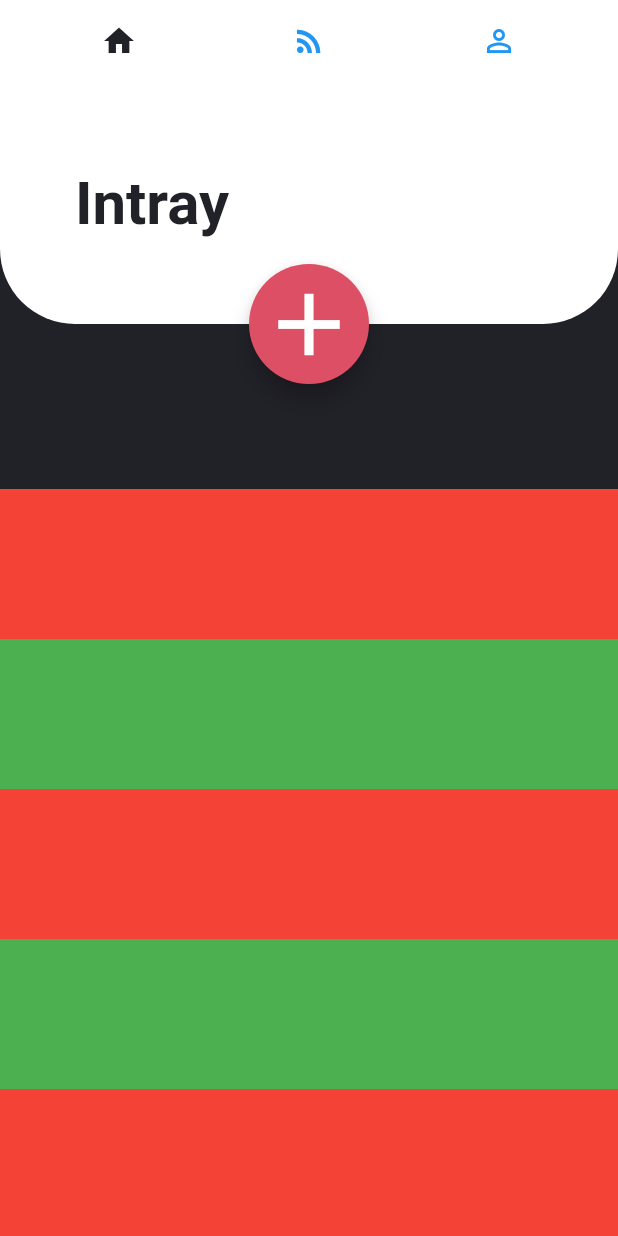
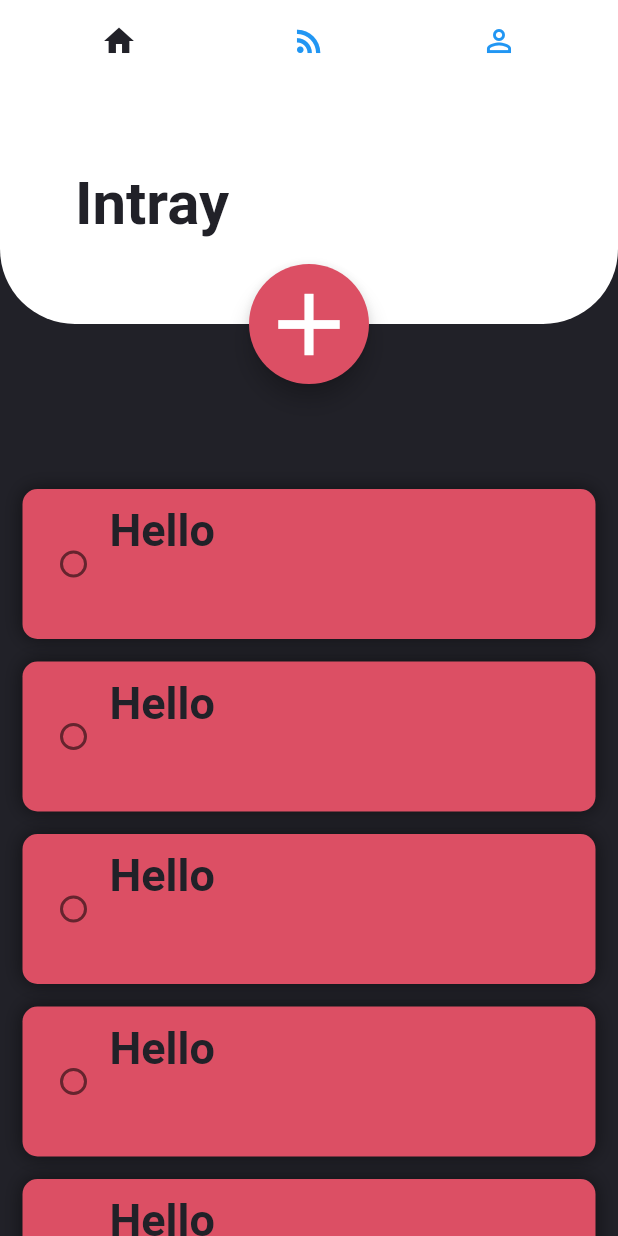
Before and after one commit to chirchirbitok/ToDo, a Flutter app: the screen it shows after launch, on a phone screen of 412 x 824 dp. Run offline on Flutter 3.47's test engine with Material 2 defaults, Android fonts, the phone set to English and light mode, and no system bars; Roboto replaces fonts that are missing (Avenir).

Commit message:
Intray ToDo List

```diff
--- a/APP/todoapp/lib/UI/Intray/intray_page.dart
+++ b/APP/todoapp/lib/UI/Intray/intray_page.dart
@@ -1,5 +1,6 @@
 import 'package:flutter/material.dart';
 import 'package:todoapp/models/global.dart';
+import 'package:todoapp/models/widgets/intray_todo_widjet.dart';
 
 class IntrayPage extends StatefulWidget {
   const IntrayPage({Key? key}) : super(key: key);
@@ -15,53 +16,16 @@
       color: darkGreyColor,
       child: ListView(
         padding: EdgeInsets.only(top: 270),
-        children: getList(),
+        children: getList,
       ),
     );
   }
 
-  List<Widget> getList() {
-    return [
-      Container(
-        height: 100,
-        color: Colors.red,
-      ),
-      Container(
-        height: 100,
-        color: Colors.green,
-      ),
-      Container(
-        height: 100,
-        color: Colors.red,
-      ),
-      Container(
-        height: 100,
-        color: Colors.green,
-      ),
-      Container(
-        height: 100,
-        color: Colors.red,
-      ),
-      Container(
-        height: 100,
-        color: Colors.green,
-      ),
-      Container(
-        height: 100,
-        color: Colors.red,
-      ),
-      Container(
-        height: 100,
-        color: Colors.green,
-      ),
-      Container(
-        height: 100,
-        color: Colors.red,
-      ),
-      Container(
-        height: 100,
-        color: Colors.green,
-      ),
-    ];
+  List<Widget> get getList {
+    List<IntrayTodo> list = [];
+    for (int i = 0; i < 10; i++) {
+      list.add(IntrayTodo("Hello"));
+    }
+    return list;
   }
 }
--- a/APP/todoapp/lib/models/global.dart
+++ b/APP/todoapp/lib/models/global.dart
@@ -8,3 +8,9 @@
     fontWeight: FontWeight.bold,
     color: darkGreyColor,
     fontSize: 40);
+
+TextStyle darkTodoTitle = TextStyle(
+    fontFamily: "Avenir",
+    fontWeight: FontWeight.bold,
+    color: darkGreyColor,
+    fontSize: 30);
--- a/APP/todoapp/lib/models/task.dart
+++ b/APP/todoapp/lib/models/task.dart
@@ -0,0 +1,3 @@
+class Task{
+
+}
--- /dev/null
+++ b/APP/todoapp/lib/models/widgets/intray_todo_widjet.dart
@@ -0,0 +1,42 @@
+import 'package:flutter/material.dart';
+import 'package:todoapp/models/global.dart';
+
+class IntrayTodo extends StatelessWidget {
+  final String title;
+  IntrayTodo(this.title);
+  @override
+  Widget build(BuildContext context) {
+    return Container(
+      margin: EdgeInsets.only(bottom: 15, right: 15, left: 15),
+      padding: EdgeInsets.all(10),
+      height: 100,
+      decoration: BoxDecoration(
+        color: redColor,
+        borderRadius: BorderRadius.all(Radius.circular(10)),
+        boxShadow: [
+          // ignore: unnecessary_new
+          new BoxShadow(
+            color: Colors.black.withOpacity(0.5),
+            blurRadius: 10.0,
+          ),
+        ],
+      ),
+      child: Row(children: <Widget>[
+        Radio(
+            value: "radio value",
+            groupValue: "group value",
+            onChanged: (value) {
+              //selected value
+            }),
+        Column(
+          children: <Widget>[
+            Text(
+              title,
+              style: darkTodoTitle,
+            )
+          ],
+        )
+      ]),
+    );
+  }
+}
```
